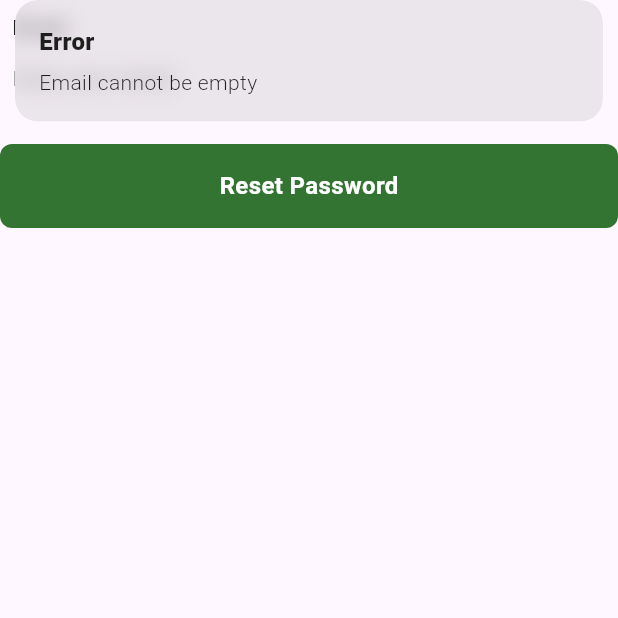
After one commit to ba138/testapp, a Flutter app: the ForgetPasswordScreen screen opened directly, after a tap on "Reset Password", on a phone screen of 412 x 824 dp, the top half of it. The commit adds this screen. Run offline on Flutter 3.47's test engine with Material 3 defaults, Android fonts, the phone set to English and light mode, and no system bars; our stand-ins replace cloud_firestore, firebase_auth, firebase_core, flutter_rating_bar, get; accounts and stored records are empty; key blocks and very long unbroken strings in the code were emptied for the run.

Commit message:
feat: enhance login flow with email verification and add password reset functionality

```diff
--- a/lib/Controllers/login_controller.dart
+++ b/lib/Controllers/login_controller.dart
@@ -33,7 +33,7 @@ class LoginController extends GetxController {
         Get.dialog(LoadingDialog(), barrierDismissible: true);
         auth.signInWithEmailAndPassword(email: email, password: pawword);
 
-        if (auth.currentUser != null) {
+        if (auth.currentUser != null && auth.currentUser!.emailVerified) {
           Get.snackbar("Success", "User logged in successfully");
           debugPrint("User logged in successfully");
           Get.offAll(() => NavBar());
@@ -71,9 +71,10 @@ class LoginController extends GetxController {
               .collection("users")
               .doc(auth.currentUser!.uid)
               .set(userData.toJson());
+          auth.currentUser!.sendEmailVerification();
           Get.snackbar("Success", "User registered successfully");
           debugPrint("User registered successfully");
-          Get.offAll(() => NavBar());
+          Get.offAll(() => LoginScreen());
         }
       }
     } catch (e) {
@@ -93,4 +94,20 @@ class LoginController extends GetxController {
       debugPrint("this is the error:$e");
     }
   }
+
+  void resetPassword(String email) async {
+    try {
+      if (email.isEmpty) {
+        Get.snackbar("Error", "Email cannot be empty");
+        return;
+      }
+      Get.dialog(LoadingDialog(), barrierDismissible: true);
+      await auth.sendPasswordResetEmail(email: email);
+      Get.to(() => LoginScreen());
+      Get.snackbar("Success", "Password reset email sent successfully");
+    } catch (e) {
+      Get.back();
+      debugPrint("this is the error:$e");
+    }
+  }
 }
--- a/lib/Controllers/splash_controller.dart
+++ b/lib/Controllers/splash_controller.dart
@@ -26,7 +26,7 @@ class SplashController extends GetxController {
       //   });
       // }
       Future.delayed(Duration(seconds: 3), () {
-        if (auth.currentUser != null) {
+        if (auth.currentUser != null && auth.currentUser!.emailVerified) {
           Get.offAll(() => NavBar());
         } else {
           Get.offAll(() => LoginScreen());
--- /dev/null
+++ b/lib/views/forget_password_screen.dart
@@ -0,0 +1,65 @@
+import 'package:firstapp/Controllers/login_controller.dart';
+import 'package:firstapp/const/primary_button.dart';
+import 'package:firstapp/utills/colors.dart';
+import 'package:flutter/material.dart';
+import 'package:get/get.dart';
+import 'package:get/get_core/src/get_main.dart';
+
+class ForgetPasswordScreen extends StatefulWidget {
+  const ForgetPasswordScreen({super.key});
+
+  @override
+  State<ForgetPasswordScreen> createState() => _ForgetPasswordScreenState();
+}
+
+class _ForgetPasswordScreenState extends State<ForgetPasswordScreen> {
+  var emailcontroller = TextEditingController();
+  var loginController = Get.put(LoginController());
+  @override
+  Widget build(BuildContext context) {
+    return Scaffold(
+      body: SafeArea(
+        child: Column(
+          children: [
+            Padding(
+              padding: const EdgeInsets.only(left: 8, right: 8.0, top: 8),
+              child: Column(
+                crossAxisAlignment: CrossAxisAlignment.start,
+                children: [
+                  Text(
+                    "Email",
+                    style: TextStyle(
+                      color: AppColors.toldTextColor,
+                      fontSize: 14,
+                      fontWeight: FontWeight.w400,
+                    ),
+                  ),
+                  TextField(
+                    controller: emailcontroller,
+                    decoration: InputDecoration(
+                      border: InputBorder.none,
+                      hintText: "Enter your email",
+                      hintStyle: TextStyle(
+                        color: AppColors.subtitleTextColor,
+                        fontSize: 14,
+                        fontWeight: FontWeight.w400,
+                      ),
+                      contentPadding: EdgeInsets.only(top: 12, bottom: 12),
+                    ),
+                  ),
+                ],
+              ),
+            ),
+            SizedBox(height: 20),
+            PrimaryButton(
+              buttontext: ('Reset Password'),
+              onTap: () {
+                loginController.resetPassword(emailcontroller.text.trim());
+              },
+            ),
+          ],
+        ),
+      ),
+    );
+  }
+}
--- a/lib/views/login_screen.dart
+++ b/lib/views/login_screen.dart
@@ -4,6 +4,7 @@ import 'package:firstapp/const/primary_button.dart';
 import 'package:firstapp/utills/colors.dart';
 import 'package:firstapp/views/add_pofile_screen.dart';
 import 'package:firstapp/views/bottom_nav_bar/nav_bar.dart';
+import 'package:firstapp/views/forget_password_screen.dart';
 import 'package:firstapp/views/home_screen.dart';
 import 'package:firstapp/views/signup_screen.dart';
 import 'package:flutter/material.dart';
@@ -202,12 +203,17 @@ class _LoginScreenState extends State<LoginScreen> {
                           const SizedBox(height: 10),
                           Align(
                             alignment: Alignment.centerRight,
+                            child: InkWell(
+                              onTap: () {
+                                Get.to(() => ForgetPasswordScreen());
+                              },
                               child: Text(
                                 "Forgot Password?",
                                 style: TextStyle(
                                   color: AppColors.primaryColor,
                                   fontSize: 14,
                                   fontWeight: FontWeight.w400,
+                                ),
                               ),
                             ),
                           ),
```
Lines whose indentation alone changed are shown as unchanged.
